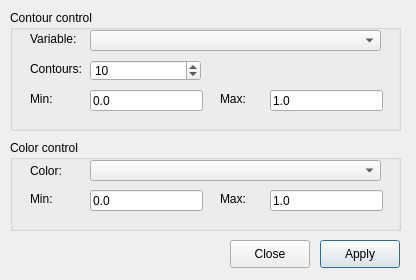
Before: the Qt Designer form ElmerGUI/vtkpost/isocontour.ui in tehnick/elmerfem, drawn with Qt 5.
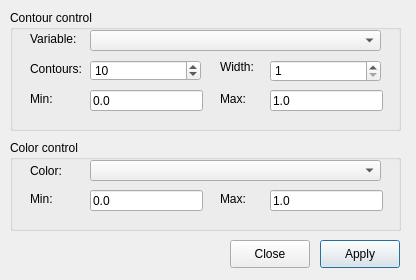
After: the same form once the commit is applied. Icons and pictures are not drawn.

Commit message: ElmerGUI: Added line width control for isocontours in vtk widget

The edit to the form file:
```diff
--- a/ElmerGUI/vtkpost/isocontour.ui
+++ b/ElmerGUI/vtkpost/isocontour.ui
@@ -166,6 +166,32 @@
      <string>Min:</string>
     </property>
    </widget>
+   <widget class="QLabel" name="widthLabel" >
+    <property name="geometry" >
+     <rect>
+      <x>210</x>
+      <y>50</y>
+      <width>46</width>
+      <height>14</height>
+     </rect>
+    </property>
+    <property name="text" >
+     <string>Width:</string>
+    </property>
+   </widget>
+   <widget class="QSpinBox" name="lineWidthSpin" >
+    <property name="geometry" >
+     <rect>
+      <x>260</x>
+      <y>50</y>
+      <width>111</width>
+      <height>22</height>
+     </rect>
+    </property>
+    <property name="minimum" >
+     <number>1</number>
+    </property>
+   </widget>
   </widget>
   <widget class="QGroupBox" name="colorsGroup" >
    <property name="geometry" >
```
The commit also changes 1 other file.
